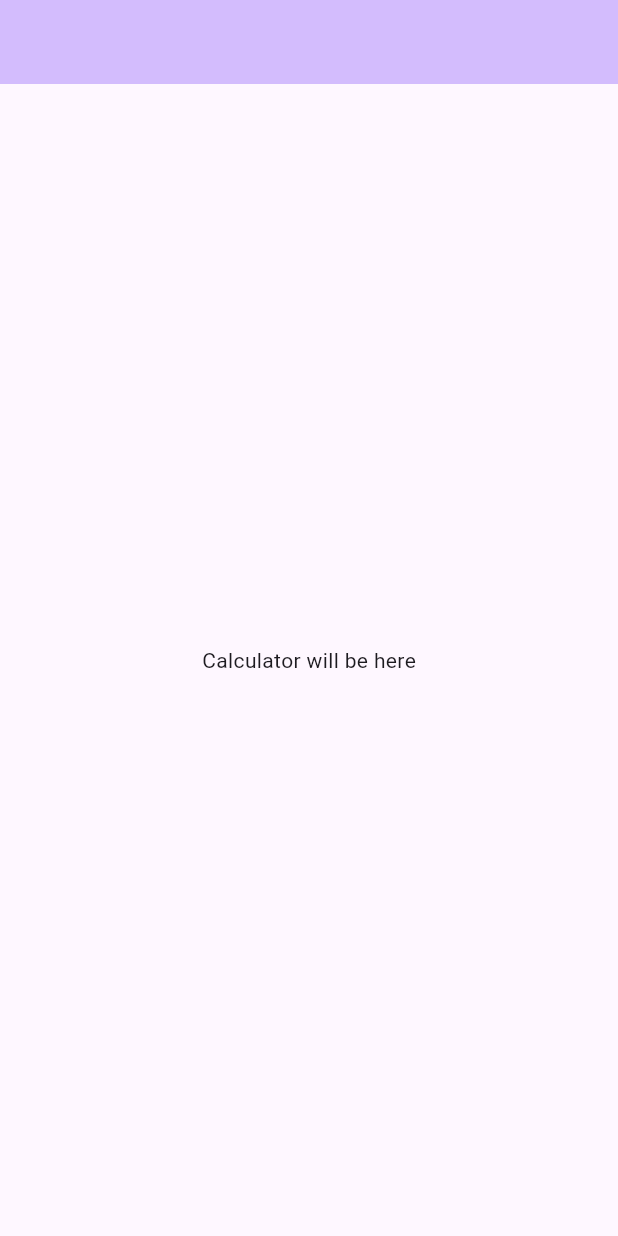
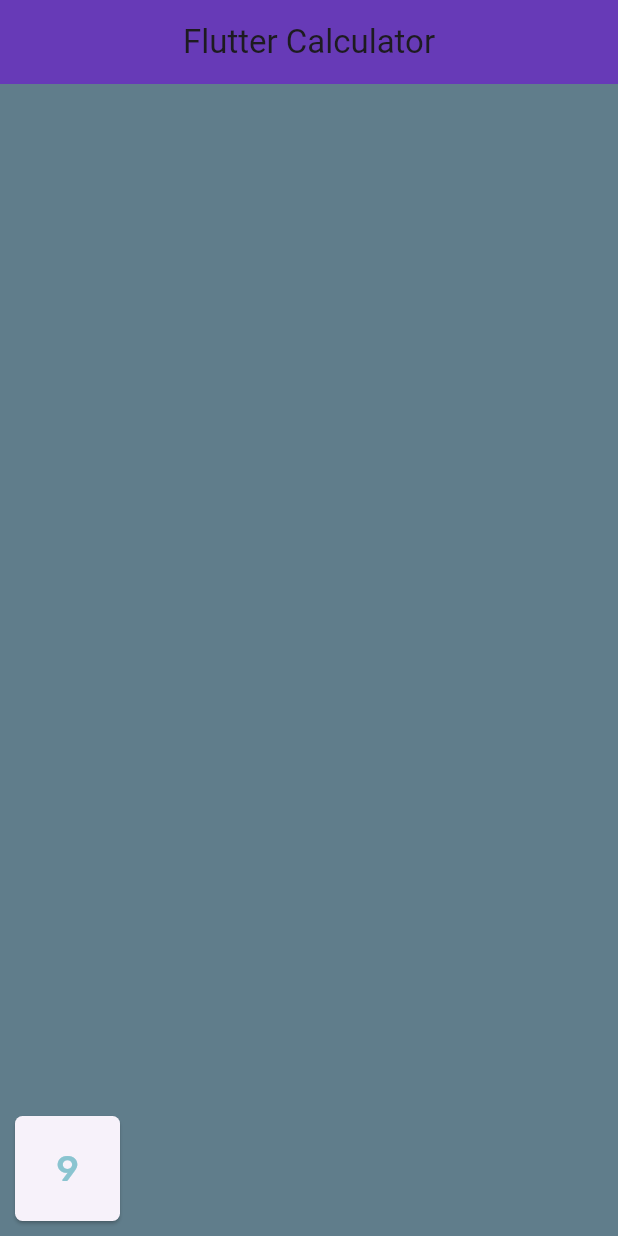
Before and after one commit to M-Bless/CalculatorApp, a Flutter app: the screen it shows after launch, on a phone screen of 412 x 824 dp. Run offline on Flutter 3.47's test engine with Material 3 defaults, Android fonts, the phone set to English and light mode, and no system bars; our stand-ins replace google_fonts.

Commit message:
calculator UI

```diff
--- a/lib/main.dart
+++ b/lib/main.dart
@@ -1,4 +1,5 @@
 import 'package:flutter/material.dart';
+import 'package:google_fonts/google_fonts.dart';
 
 void main() {
   runApp(const CalculatorApp());
@@ -13,11 +14,8 @@ class CalculatorApp extends StatelessWidget {
     return MaterialApp(
       debugShowCheckedModeBanner: false,
       title: 'Flutter Demo',
-      theme: ThemeData(
-
-        colorScheme: ColorScheme.fromSeed(seedColor: Colors.deepPurple),
-      ),
-      home: const MyHomePage(title: 'Flutter Demo Home Page'),
+      theme: ThemeData(primarySwatch: Colors.deepPurple),
+      home: const MyHomePage(title: 'Flutter Calculator'),
     );
   }
 }
@@ -41,21 +39,48 @@ class MyHomePage extends StatefulWidget {
 }
 
 class _MyHomePageState extends State<MyHomePage> {
-
   @override
   Widget build(BuildContext context) {
     return Scaffold(
       appBar: AppBar(
+        backgroundColor: Colors.deepPurple,
+        centerTitle: true,
+        title: Text('Flutter Calculator'),
+      ),
+      backgroundColor: Colors.blueGrey,
+      body: Container(
+        child: Column(
+          mainAxisAlignment: MainAxisAlignment.end,
+          children: [
+            Row(
+              children: [
+                Container(
+                  margin: EdgeInsets.all(10.0),
+                  child: SizedBox(
+                    width: 70,
+                    height: 70,
 
-        backgroundColor: Theme.of(context).colorScheme.inversePrimary,
+                    child: ElevatedButton(
+                        onPressed: (){
+                        },
+                    style: ElevatedButton.styleFrom(
+                      shape: RoundedRectangleBorder(
+                        borderRadius: BorderRadius.circular(5.0),
 
-      ),
-      body: Center(
-        child: Column(
-          mainAxisAlignment: MainAxisAlignment.center,
-          children: <Widget>[
-            const Text('Calculator will be here'),
-
+                      ),
+                    ),
+                      child: Text(
+                        '9',
+                        style: GoogleFonts.rubik(
+                          textStyle: TextStyle(fontSize: 24),
+                          color: Color(0xFF8ac4d0),
+                        ),
+                      ),
+                    ),
+                  ),
+                ),
+              ],
+            ),
           ],
         ),
       ),
--- a/pubspec.yaml
+++ b/pubspec.yaml
@@ -34,6 +34,7 @@ dependencies:
   # The following adds the Cupertino Icons font to your application.
   # Use with the CupertinoIcons class for iOS style icons.
   cupertino_icons: ^1.0.8
+  google_fonts: ^6.2.1
 
 dev_dependencies:
   flutter_test:
```
Also changed, not shown: lib/widgets/calculator_button.dart (added), pubspec.lock, 1 other file.
